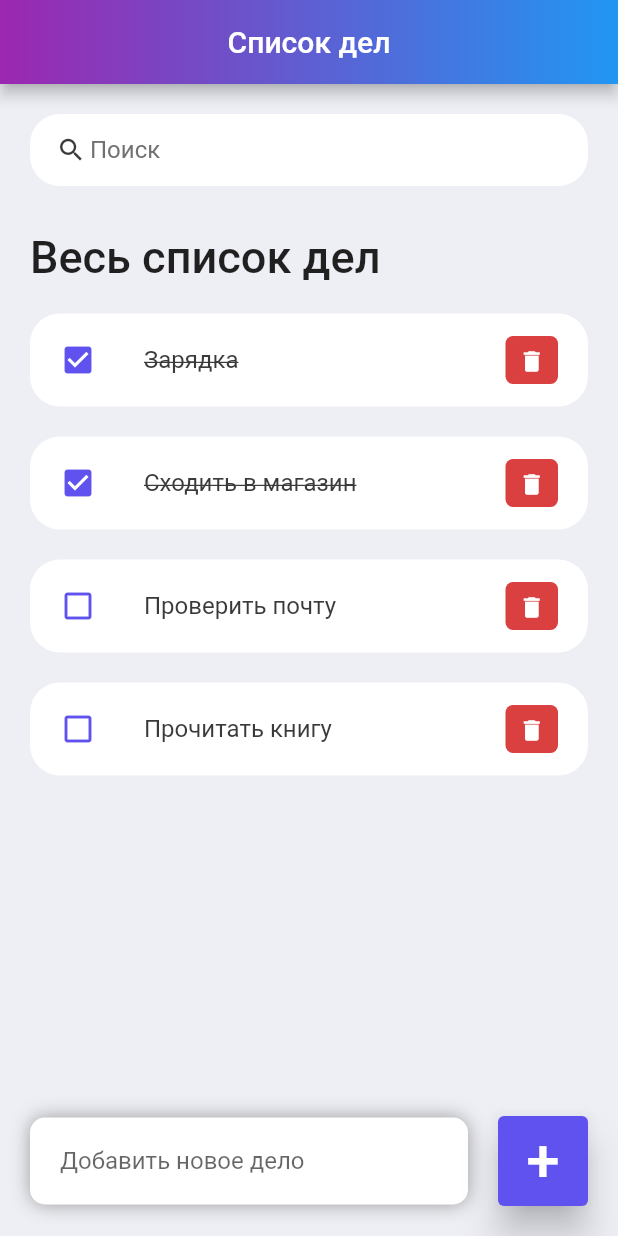
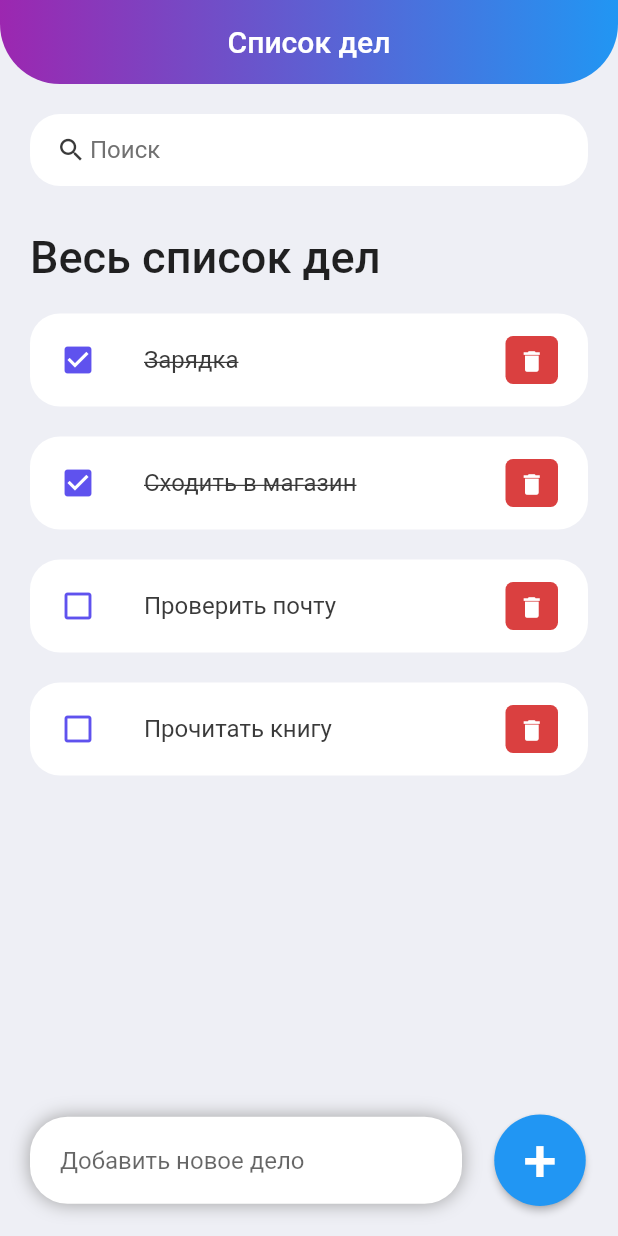
Before and after one commit to m1kelz/simpe_todo, a Flutter app: the screen it shows after launch, on a phone screen of 412 x 824 dp. Run offline on Flutter 3.47's test engine with Material 2 defaults, Android fonts, the phone set to English and light mode, and no system bars; drawn by our look-alikes of flutter_slidable.

Commit message:
few ui updates

```diff
--- a/lib/screens/to_do_list.dart
+++ b/lib/screens/to_do_list.dart
@@ -39,7 +39,7 @@ class _ToDoListMainWidgetState extends State<ToDoListMainWidget> {
                   SearchBox(),
                   Expanded(
                     child: ListView(
-                      physics: BouncingScrollPhysics(),
+                      physics: const BouncingScrollPhysics(),
                       children: [
                         Container(
                           margin: const EdgeInsets.only(top: 30, bottom: 20),
@@ -84,7 +84,7 @@ class _ToDoListMainWidgetState extends State<ToDoListMainWidget> {
                               spreadRadius: 0.0,
                             ),
                           ],
-                          borderRadius: BorderRadius.circular(10),
+                          borderRadius: BorderRadius.circular(25),
                         ),
                         child: TextField(
                           controller: _todoController,
@@ -105,10 +105,8 @@ class _ToDoListMainWidgetState extends State<ToDoListMainWidget> {
                               _addToDoItem(_todoController.text);
                             },
                             style: ElevatedButton.styleFrom(
-                              primary: themeBlue,
-                              minimumSize: const Size(60, 60),
-                              elevation: 10,
-                            ),
+                                shape: CircleBorder(),
+                                padding: EdgeInsets.all(7)),
                             child: const Text(
                               '+',
                               style: TextStyle(
@@ -187,8 +185,13 @@ class _ToDoListMainWidgetState extends State<ToDoListMainWidget> {
     return AppBar(
       title: const Text('Список дел'),
       centerTitle: true,
+      backgroundColor: themeBackgroundColor,
+      elevation: 0,
       flexibleSpace: Container(
         decoration: const BoxDecoration(
+            borderRadius: BorderRadius.only(
+                bottomLeft: Radius.circular(40),
+                bottomRight: Radius.circular(40)),
             gradient: LinearGradient(
                 begin: Alignment.centerLeft,
                 end: Alignment.centerRight,
--- a/lib/widgets/todo_item.dart
+++ b/lib/widgets/todo_item.dart
@@ -18,6 +18,7 @@ class ToDoItem extends StatelessWidget {
   Widget build(BuildContext context) {
     return Container(
         margin: EdgeInsets.only(bottom: 20),
+        child: Slidable(
           child: ListTile(
             onTap: () {
               onToDoChanged(todo);
@@ -54,6 +55,7 @@ class ToDoItem extends StatelessWidget {
                 iconSize: 18,
               ),
             ),
+          ),
         ));
   }
 }
```
Lines whose indentation alone changed are shown as unchanged.
